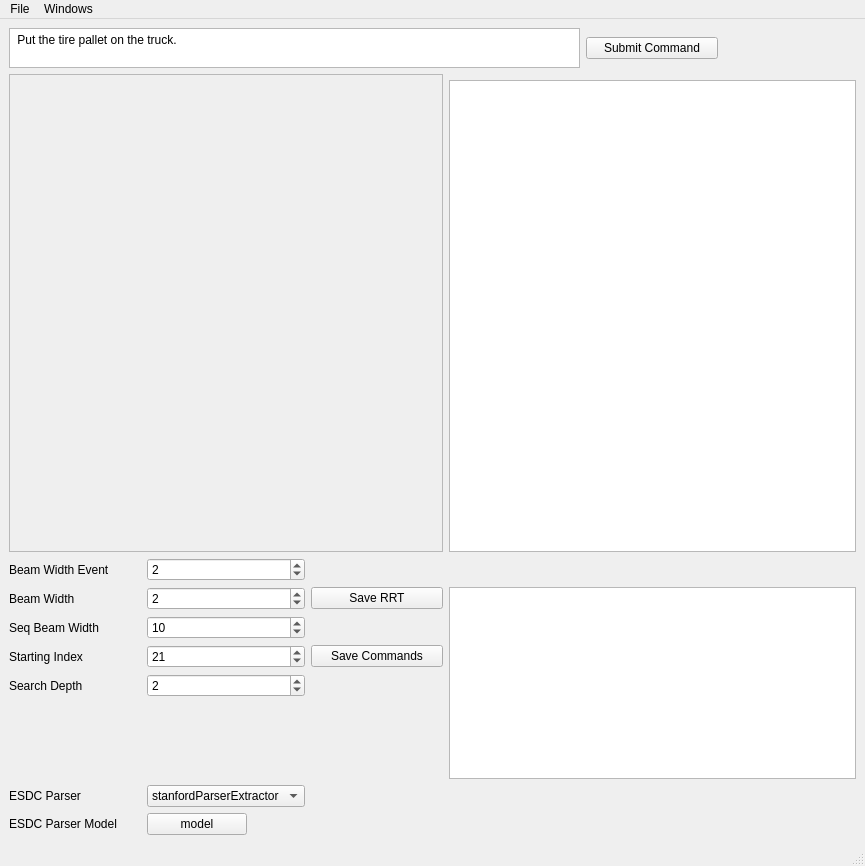
Old version of the form tools/g3/python/g3/inference/gui/costFunctionBrowser.ui in the repository h2r/slu_core.
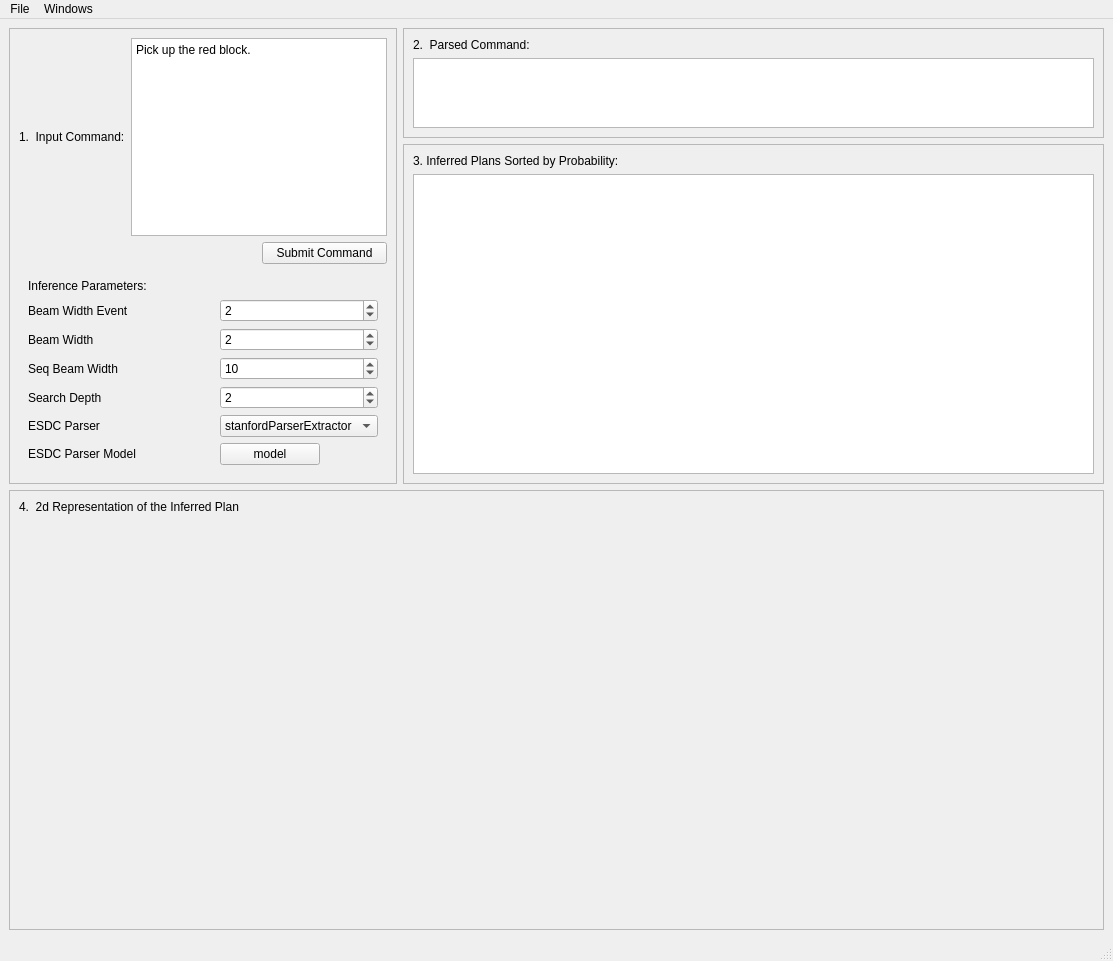
New version of the form.

Commit message: refactoring appearance of cost function browser

```diff
--- a/tools/g3/python/g3/inference/gui/costFunctionBrowser.ui
+++ b/tools/g3/python/g3/inference/gui/costFunctionBrowser.ui
@@ -6,16 +6,32 @@
    <rect>
     <x>0</x>
     <y>0</y>
-    <width>865</width>
-    <height>866</height>
+    <width>1113</width>
+    <height>888</height>
    </rect>
   </property>
   <property name="windowTitle">
    <string>ESDC Cost Function Debugger</string>
   </property>
   <widget class="QWidget" name="centralwidget">
-   <layout class="QGridLayout" name="gridLayout">
-    <item row="2" column="0" rowspan="2" colspan="3">
+   <layout class="QGridLayout" name="gridLayout_6">
+    <item row="5" column="0" colspan="2">
+     <widget class="QFrame" name="frame_5">
+      <property name="frameShape">
+       <enum>QFrame::StyledPanel</enum>
+      </property>
+      <property name="frameShadow">
+       <enum>QFrame::Raised</enum>
+      </property>
+      <layout class="QGridLayout" name="gridLayout_5">
+       <item row="0" column="0">
+        <widget class="QLabel" name="label_9">
+         <property name="text">
+          <string>4.  2d Representation of the Inferred Plan</string>
+         </property>
+        </widget>
+       </item>
+       <item row="1" column="0">
      <widget class="QFrame" name="matplotlibFrame">
       <property name="minimumSize">
        <size>
@@ -24,78 +40,45 @@
        </size>
       </property>
       <property name="frameShape">
+          <enum>QFrame::NoFrame</enum>
+         </property>
+         <property name="frameShadow">
+          <enum>QFrame::Raised</enum>
+         </property>
+         <layout class="QHBoxLayout" name="horizontalLayout">
+          <property name="margin">
+           <number>0</number>
+          </property>
+         </layout>
+        </widget>
+       </item>
+      </layout>
+     </widget>
+    </item>
+    <item row="1" column="1" rowspan="4">
+     <widget class="QFrame" name="frame_2">
+      <property name="frameShape">
        <enum>QFrame::StyledPanel</enum>
       </property>
       <property name="frameShadow">
        <enum>QFrame::Raised</enum>
       </property>
-      <layout class="QHBoxLayout" name="horizontalLayout"/>
-     </widget>
-    </item>
-    <item row="0" column="0" colspan="4">
-     <widget class="QPlainTextEdit" name="commandEdit">
-      <property name="maximumSize">
-       <size>
-        <width>16777215</width>
-        <height>40</height>
-       </size>
-      </property>
-      <property name="plainText">
-       <string> Put the tire pallet on the truck.</string>
-      </property>
-     </widget>
-    </item>
-    <item row="0" column="4">
-     <widget class="QPushButton" name="submitButton">
+      <layout class="QGridLayout" name="gridLayout_2">
+       <item row="0" column="0">
+        <widget class="QLabel" name="label_6">
       <property name="text">
-       <string>Submit Command</string>
+          <string>3. Inferred Plans Sorted by Probability:</string>
       </property>
      </widget>
     </item>
-    <item row="5" column="0">
-     <widget class="QLabel" name="label">
-      <property name="text">
-       <string>Beam Width</string>
-      </property>
-     </widget>
-    </item>
-    <item row="7" column="0">
-     <widget class="QLabel" name="label_2">
-      <property name="text">
-       <string>Starting Index</string>
-      </property>
-     </widget>
-    </item>
-    <item row="8" column="0">
-     <widget class="QLabel" name="label_2">
-      <property name="text">
-       <string>Search Depth</string>
-      </property>
-     </widget>
-    </item>
-    <item row="8" column="1">
-     <widget class="QSpinBox" name="searchDepthBox">
-      <property name="value">
-       <number>2</number>
-      </property>
-     </widget>
-    </item>
-    <item row="5" column="1">
-     <widget class="QSpinBox" name="beamWidthBox">
-      <property name="value">
-       <number>2</number>
-      </property>
-     </widget>
-    </item>
-    <item row="7" column="1">
-     <widget class="QSpinBox" name="startLocationBox">
-      <property name="value">
-       <number>21</number>
-      </property>
-     </widget>
-    </item>
-    <item row="3" column="3" colspan="3">
+       <item row="1" column="0" rowspan="2">
      <widget class="QTableView" name="plansView">
+         <property name="minimumSize">
+          <size>
+           <width>0</width>
+           <height>300</height>
+          </size>
+         </property>
       <property name="selectionMode">
        <enum>QAbstractItemView::SingleSelection</enum>
       </property>
@@ -107,28 +90,104 @@
       </property>
      </widget>
     </item>
-    <item row="5" column="2">
-     <widget class="QPushButton" name="rrtCacheButton">
-      <property name="text">
-       <string>Save RRT</string>
-      </property>
+      </layout>
      </widget>
     </item>
-    <item row="7" column="2">
-     <widget class="QPushButton" name="saveCommandLogButton">
+    <item row="0" column="1">
+     <widget class="QFrame" name="frame_3">
+      <property name="frameShape">
+       <enum>QFrame::StyledPanel</enum>
+      </property>
+      <property name="frameShadow">
+       <enum>QFrame::Raised</enum>
+      </property>
+      <layout class="QGridLayout" name="gridLayout_3">
+       <item row="0" column="0">
+        <widget class="QLabel" name="label_7">
       <property name="text">
-       <string>Save Commands</string>
+          <string>2.  Parsed Command:</string>
       </property>
      </widget>
     </item>
-    <item row="5" column="3" rowspan="5" colspan="3">
+       <item row="1" column="0">
      <widget class="QTreeView" name="esdcView">
       <attribute name="headerVisible">
        <bool>false</bool>
       </attribute>
      </widget>
     </item>
-    <item row="10" column="1">
+      </layout>
+     </widget>
+    </item>
+    <item row="0" column="0" rowspan="5">
+     <widget class="QFrame" name="frame_4">
+      <property name="frameShape">
+       <enum>QFrame::StyledPanel</enum>
+      </property>
+      <property name="frameShadow">
+       <enum>QFrame::Raised</enum>
+      </property>
+      <layout class="QGridLayout" name="gridLayout_4">
+       <item row="2" column="1">
+        <widget class="QLabel" name="label_4">
+         <property name="text">
+          <string/>
+         </property>
+        </widget>
+       </item>
+       <item row="1" column="0">
+        <widget class="QLabel" name="label_8">
+         <property name="text">
+          <string>1.  Input Command:</string>
+         </property>
+        </widget>
+       </item>
+       <item row="1" column="1" colspan="2">
+        <widget class="QPlainTextEdit" name="commandEdit">
+         <property name="plainText">
+          <string>Pick up the red block.
+</string>
+         </property>
+        </widget>
+       </item>
+       <item row="2" column="2">
+        <widget class="QPushButton" name="submitButton">
+         <property name="text">
+          <string>Submit Command</string>
+         </property>
+        </widget>
+       </item>
+       <item row="3" column="0" colspan="3">
+        <widget class="QFrame" name="frame">
+         <property name="frameShape">
+          <enum>QFrame::NoFrame</enum>
+         </property>
+         <property name="frameShadow">
+          <enum>QFrame::Raised</enum>
+         </property>
+         <layout class="QGridLayout" name="gridLayout">
+          <item row="4" column="0">
+           <widget class="QLabel" name="label_2">
+            <property name="text">
+             <string>Search Depth</string>
+            </property>
+           </widget>
+          </item>
+          <item row="4" column="1">
+           <widget class="QSpinBox" name="searchDepthBox">
+            <property name="value">
+             <number>2</number>
+            </property>
+           </widget>
+          </item>
+          <item row="5" column="0">
+           <widget class="QLabel" name="label_11">
+            <property name="text">
+             <string>ESDC Parser</string>
+            </property>
+           </widget>
+          </item>
+          <item row="5" column="1">
      <widget class="QComboBox" name="esdcParserComboBox">
       <item>
        <property name="text">
@@ -142,69 +201,94 @@
       </item>
      </widget>
     </item>
-    <item row="10" column="0">
-     <widget class="QLabel" name="label_3">
-      <property name="text">
-       <string>ESDC Parser</string>
-      </property>
-     </widget>
-    </item>
-    <item row="11" column="1">
-     <widget class="QPushButton" name="esdcParserModelButton">
-      <property name="maximumSize">
-       <size>
-        <width>100</width>
-        <height>16777215</height>
-       </size>
-      </property>
-      <property name="text">
-       <string>model</string>
-      </property>
-     </widget>
-    </item>
-    <item row="11" column="0">
-     <widget class="QLabel" name="label_4">
+          <item row="6" column="0">
+           <widget class="QLabel" name="label_12">
       <property name="text">
        <string>ESDC Parser Model</string>
       </property>
      </widget>
     </item>
-    <item row="4" column="0">
+          <item row="1" column="0">
      <widget class="QLabel" name="label_5">
       <property name="text">
        <string>Beam Width Event</string>
       </property>
      </widget>
     </item>
-    <item row="6" column="0">
+          <item row="2" column="1">
+           <widget class="QSpinBox" name="beamWidthBox">
+            <property name="value">
+             <number>2</number>
+            </property>
+           </widget>
+          </item>
+          <item row="1" column="1">
+           <widget class="QSpinBox" name="beamWidthEventBox">
+            <property name="value">
+             <number>2</number>
+            </property>
+           </widget>
+          </item>
+          <item row="2" column="0">
      <widget class="QLabel" name="label">
+            <property name="text">
+             <string>Beam Width</string>
+            </property>
+           </widget>
+          </item>
+          <item row="3" column="0">
+           <widget class="QLabel" name="label_3">
       <property name="text">
        <string>Seq Beam Width</string>
       </property>
      </widget>
     </item>
-    <item row="6" column="1">
+          <item row="3" column="1">
      <widget class="QSpinBox" name="seqBeamWidthBox">
       <property name="value">
        <number>10</number>
       </property>
      </widget>
     </item>
-    <item row="4" column="1">
-     <widget class="QSpinBox" name="beamWidthEventBox">
-      <property name="value">
-       <number>2</number>
+          <item row="0" column="0" colspan="2">
+           <widget class="QLabel" name="label_10">
+            <property name="text">
+             <string>Inference Parameters:</string>
       </property>
      </widget>
     </item>
-   </layout>
+          <item row="6" column="1">
+           <widget class="QPushButton" name="esdcParserModelButton">
+            <property name="maximumSize">
+             <size>
+              <width>100</width>
+              <height>16777215</height>
+             </size>
+            </property>
+            <property name="text">
+             <string>model</string>
+            </property>
+           </widget>
+          </item>
+         </layout>
+        </widget>
+       </item>
+      </layout>
+     </widget>
+    </item>
+   </layout>
+   <zorder>label_8</zorder>
+   <zorder>frame_4</zorder>
+   <zorder>frame_2</zorder>
+   <zorder>frame_5</zorder>
+   <zorder>frame_3</zorder>
   </widget>
   <widget class="QMenuBar" name="menubar">
    <property name="geometry">
     <rect>
      <x>0</x>
      <y>0</y>
-     <width>865</width>
+     <width>1113</width>
      <height>25</height>
     </rect>
    </property>
```
Left out of the diff: 3 changed lines with no effect on the pictures. Lines whose indentation alone changed are shown as unchanged. The commit also changes 2 other files.
